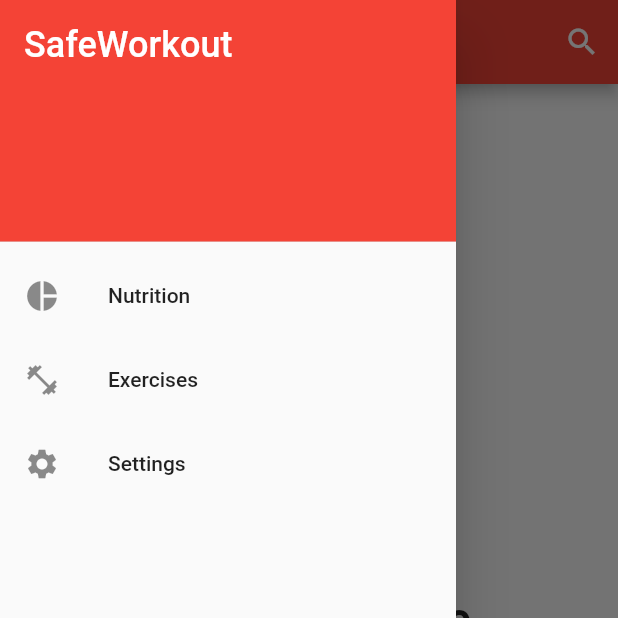
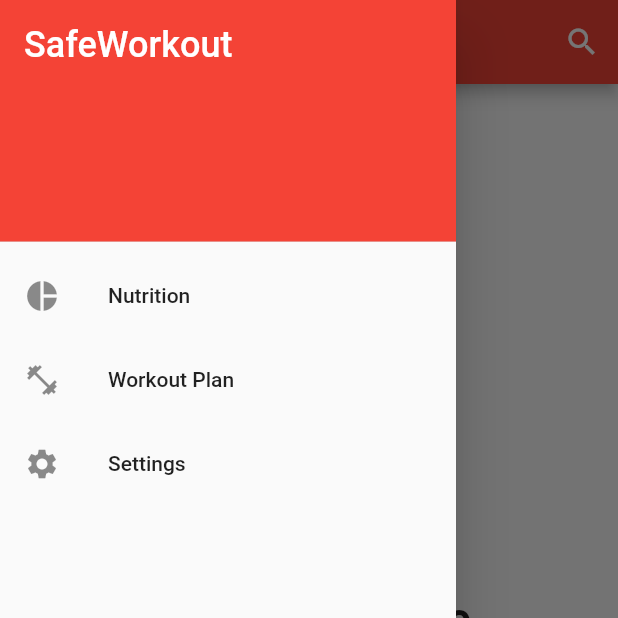
Before and after one commit to andreneves98/SafeWorkout, a Flutter app: the screen it shows after launch, item 2 of the bottom bar chosen, with the side drawer open, on a phone screen of 412 x 824 dp, the top half of it. Run offline on Flutter 3.47's test engine with Material 2 defaults, Android fonts, the phone set to English and light mode, and no system bars; our stand-ins replace google_maps_flutter, webview_flutter.

Commit message:
Update main.dart
Import removed

```diff
--- a/safeworkout/lib/main.dart
+++ b/safeworkout/lib/main.dart
@@ -1,7 +1,6 @@
 import 'package:flutter/material.dart';
 import 'package:safeworkout/mapController.dart';
 import 'package:safeworkout/webview_container.dart';
-import 'package:flutter_search_bar/flutter_search_bar.dart';
 void main() => runApp(MyApp());
 
 /// This is the main application widget.
@@ -28,7 +27,6 @@ class MyStatefulWidget extends StatefulWidget {
 /// This is the private State class that goes with MyStatefulWidget.
 class _MyStatefulWidgetState extends State<MyStatefulWidget> {
   int _selectedIndex = 0;
-  SearchBar searchBar;
   bool isSearching=false;
   static const TextStyle optionStyle =
       TextStyle(fontSize: 30, fontWeight: FontWeight.bold);
@@ -142,7 +140,7 @@ class _MyStatefulWidgetState extends State<MyStatefulWidget> {
             ),
             ListTile(
               leading: Icon(Icons.fitness_center),
-              title: Text('Exercises'),
+              title: Text('Workout Plan'),
             ),
             ListTile(
               leading: Icon(Icons.settings),
```
